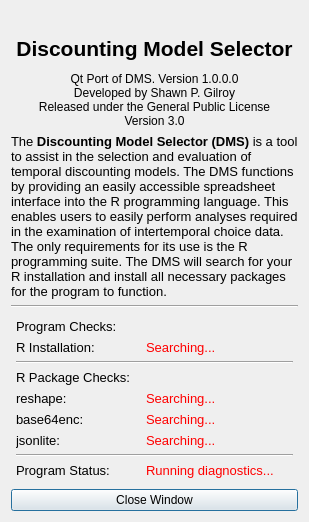
This is statusdialog.ui in miyamot0/ModelSelectorQt as Qt 5 draws it before an edit. The edited form follows.
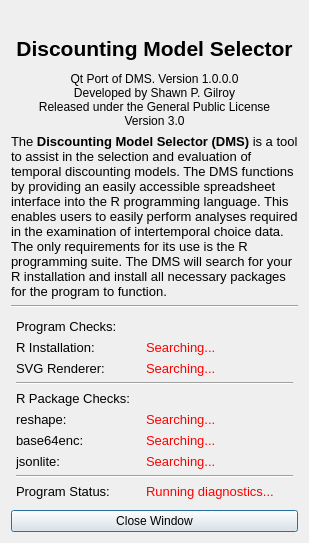
This is the edited form. Icons and pictures are not drawn.

```diff
--- a/statusdialog.ui
+++ b/statusdialog.ui
@@ -211,7 +211,7 @@
          </property>
         </widget>
        </item>
-       <item row="2" column="0" colspan="2">
+       <item row="3" column="0" colspan="2">
         <widget class="Line" name="line_2">
          <property name="sizePolicy">
           <sizepolicy hsizetype="Minimum" vsizetype="MinimumExpanding">
@@ -224,21 +224,21 @@
          </property>
         </widget>
        </item>
-       <item row="3" column="0" colspan="2">
+       <item row="4" column="0" colspan="2">
         <widget class="QLabel" name="label_3">
          <property name="text">
           <string>&lt;html&gt;&lt;head/&gt;&lt;body&gt;&lt;p&gt;&lt;span style=&quot; font-size:10pt;&quot;&gt;R Package Checks:&lt;/span&gt;&lt;/p&gt;&lt;/body&gt;&lt;/html&gt;</string>
          </property>
         </widget>
        </item>
-       <item row="4" column="0">
+       <item row="5" column="0">
         <widget class="QLabel" name="labelReshape">
          <property name="text">
           <string>&lt;html&gt;&lt;head/&gt;&lt;body&gt;&lt;p&gt;&lt;span style=&quot; font-size:10pt;&quot;&gt;reshape:&lt;/span&gt;&lt;/p&gt;&lt;/body&gt;&lt;/html&gt;</string>
          </property>
         </widget>
        </item>
-       <item row="4" column="1">
+       <item row="5" column="1">
         <widget class="QLabel" name="statusReshape">
          <property name="text">
           <string>&lt;html&gt;&lt;head/&gt;&lt;body&gt;&lt;p&gt;&lt;span style=&quot; font-size:10pt; color:#ff0000;&quot;&gt;Searching...&lt;/span&gt;&lt;/p&gt;&lt;/body&gt;&lt;/html&gt;</string>
@@ -248,14 +248,14 @@
          </property>
         </widget>
        </item>
-       <item row="5" column="0">
+       <item row="6" column="0">
         <widget class="QLabel" name="labelBase64">
          <property name="text">
           <string>&lt;html&gt;&lt;head/&gt;&lt;body&gt;&lt;p&gt;&lt;span style=&quot; font-size:10pt;&quot;&gt;base64enc:&lt;/span&gt;&lt;/p&gt;&lt;/body&gt;&lt;/html&gt;</string>
          </property>
         </widget>
        </item>
-       <item row="5" column="1">
+       <item row="6" column="1">
         <widget class="QLabel" name="statusBase64">
          <property name="text">
           <string>&lt;html&gt;&lt;head/&gt;&lt;body&gt;&lt;p&gt;&lt;span style=&quot; font-size:10pt; color:#ff0000;&quot;&gt;Searching...&lt;/span&gt;&lt;/p&gt;&lt;/body&gt;&lt;/html&gt;</string>
@@ -265,14 +265,14 @@
          </property>
         </widget>
        </item>
-       <item row="6" column="0">
+       <item row="7" column="0">
         <widget class="QLabel" name="labelJsonlite">
          <property name="text">
           <string>&lt;html&gt;&lt;head/&gt;&lt;body&gt;&lt;p&gt;&lt;span style=&quot; font-size:10pt;&quot;&gt;jsonlite:&lt;/span&gt;&lt;/p&gt;&lt;/body&gt;&lt;/html&gt;</string>
          </property>
         </widget>
        </item>
-       <item row="6" column="1">
+       <item row="7" column="1">
         <widget class="QLabel" name="statusJson">
          <property name="text">
           <string>&lt;html&gt;&lt;head/&gt;&lt;body&gt;&lt;p&gt;&lt;span style=&quot; font-size:10pt; color:#ff0000;&quot;&gt;Searching...&lt;/span&gt;&lt;/p&gt;&lt;/body&gt;&lt;/html&gt;</string>
@@ -282,7 +282,7 @@
          </property>
         </widget>
        </item>
-       <item row="7" column="0" colspan="2">
+       <item row="8" column="0" colspan="2">
         <widget class="Line" name="line2">
          <property name="sizePolicy">
           <sizepolicy hsizetype="MinimumExpanding" vsizetype="MinimumExpanding">
@@ -298,14 +298,14 @@
          </property>
         </widget>
        </item>
-       <item row="8" column="0">
+       <item row="9" column="0">
         <widget class="QLabel" name="labelActivated">
          <property name="text">
           <string>&lt;html&gt;&lt;head/&gt;&lt;body&gt;&lt;p&gt;&lt;span style=&quot; font-size:10pt;&quot;&gt;Program Status:&lt;/span&gt;&lt;/p&gt;&lt;/body&gt;&lt;/html&gt;</string>
          </property>
         </widget>
        </item>
-       <item row="8" column="1">
+       <item row="9" column="1">
         <widget class="QLabel" name="statusDiagnostics">
          <property name="text">
           <string>&lt;html&gt;&lt;head/&gt;&lt;body&gt;&lt;p&gt;&lt;span style=&quot; font-size:10pt; color:#ff0000;&quot;&gt;Running diagnostics...&lt;/span&gt;&lt;/p&gt;&lt;/body&gt;&lt;/html&gt;</string>
@@ -315,6 +315,23 @@
          </property>
         </widget>
        </item>
+       <item row="2" column="0">
+        <widget class="QLabel" name="labelSVG">
+         <property name="text">
+          <string>&lt;html&gt;&lt;head/&gt;&lt;body&gt;&lt;p&gt;&lt;span style=&quot; font-size:10pt;&quot;&gt;SVG Renderer:&lt;/span&gt;&lt;/p&gt;&lt;/body&gt;&lt;/html&gt;</string>
+         </property>
+        </widget>
+       </item>
+       <item row="2" column="1">
+        <widget class="QLabel" name="statusSVG">
+         <property name="text">
+          <string>&lt;html&gt;&lt;head/&gt;&lt;body&gt;&lt;p&gt;&lt;span style=&quot; font-size:10pt; color:#ff0000;&quot;&gt;Searching...&lt;/span&gt;&lt;/p&gt;&lt;/body&gt;&lt;/html&gt;</string>
+         </property>
+         <property name="indent">
+          <number>30</number>
+         </property>
+        </widget>
+       </item>
       </layout>
      </item>
     </layout>
```
